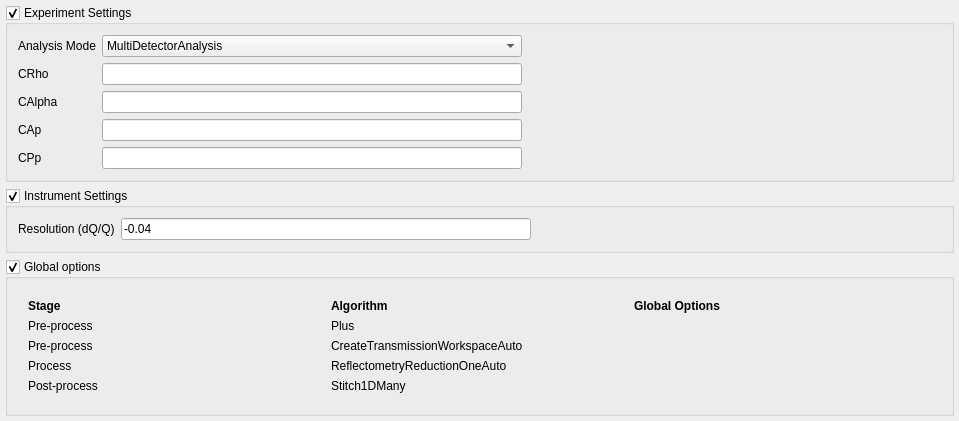
Above: MantidQt/CustomInterfaces/inc/MantidQtCustomInterfaces/Reflectometry/ReflSettingsTabWidget.ui from mantidproject/mantid before the change. Below: the same form after it.
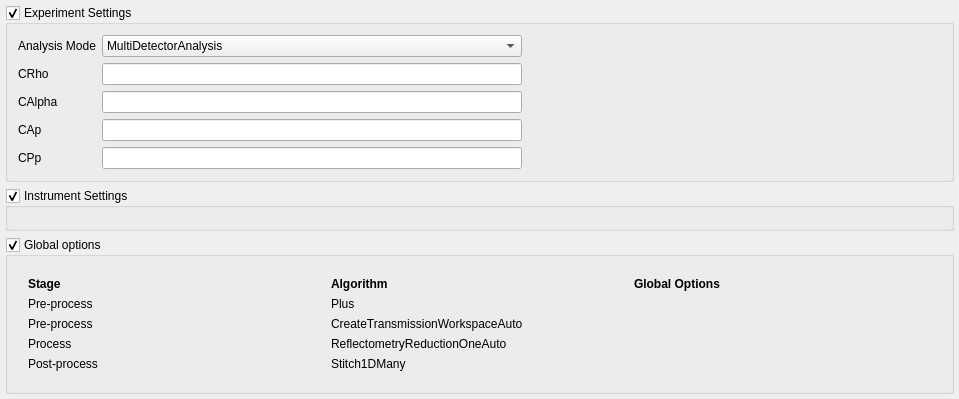
That is the form after the change.

Commit message: Re #16983 Removing resolution which was not on the list

```diff
--- a/MantidQt/CustomInterfaces/inc/MantidQtCustomInterfaces/Reflectometry/ReflSettingsTabWidget.ui
+++ b/MantidQt/CustomInterfaces/inc/MantidQtCustomInterfaces/Reflectometry/ReflSettingsTabWidget.ui
@@ -118,33 +118,6 @@
             <property name="margin">
               <number>10</number>
             </property>
-            <item row="0" column="0">
-              <widget class="QLabel" name="resolutionLabel">
-                <property name="text">
-                  <string>Resolution (dQ/Q)</string>
-                </property>
-              </widget>
-            </item>
-            <item row="0" column="1">
-              <widget class="QLineEdit" name="resolutionLineEdit">
-                <property name="text">
-                  <string>-0.04</string>
-                </property>
-              </widget>
-            </item>
-            <item row="0" column="2">
-              <spacer name="expSettingsSpacer">
-                <property name="orientation">
-                  <enum>Qt::Horizontal</enum>
-                </property>
-                <property name="sizeHint" stdset="0">
-                  <size>
-                    <width>40</width>
-                    <height>20</height>
-                  </size>
-                </property>
-              </spacer>
-            </item>
           </layout>
         </widget>
       </item>
```
